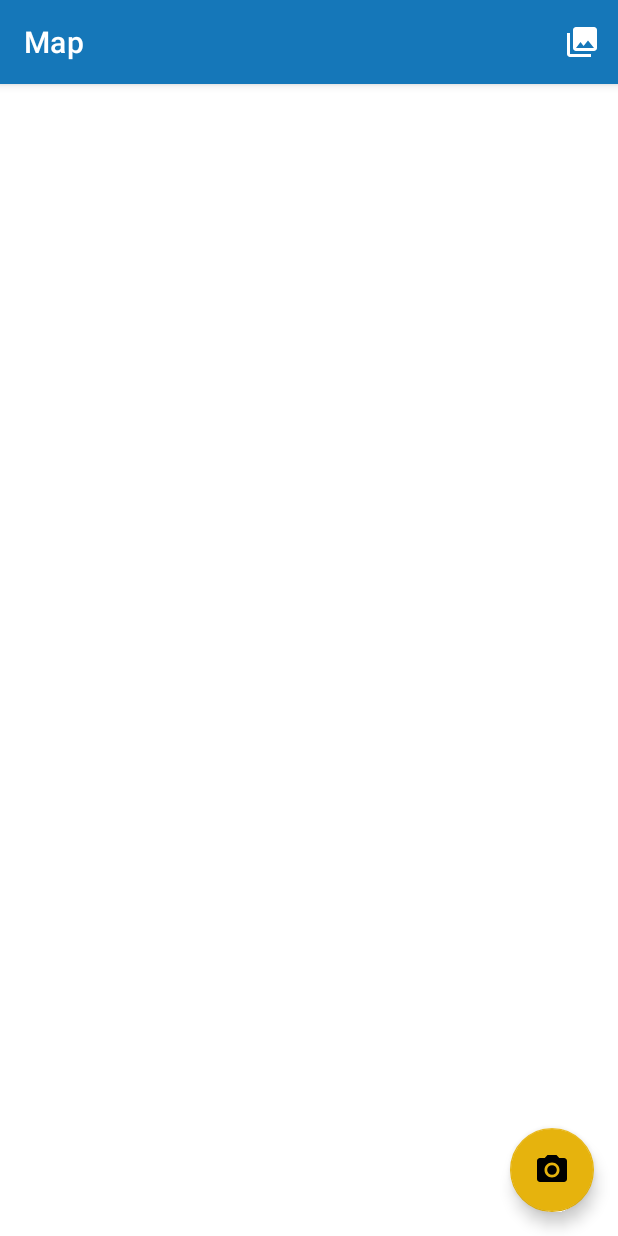
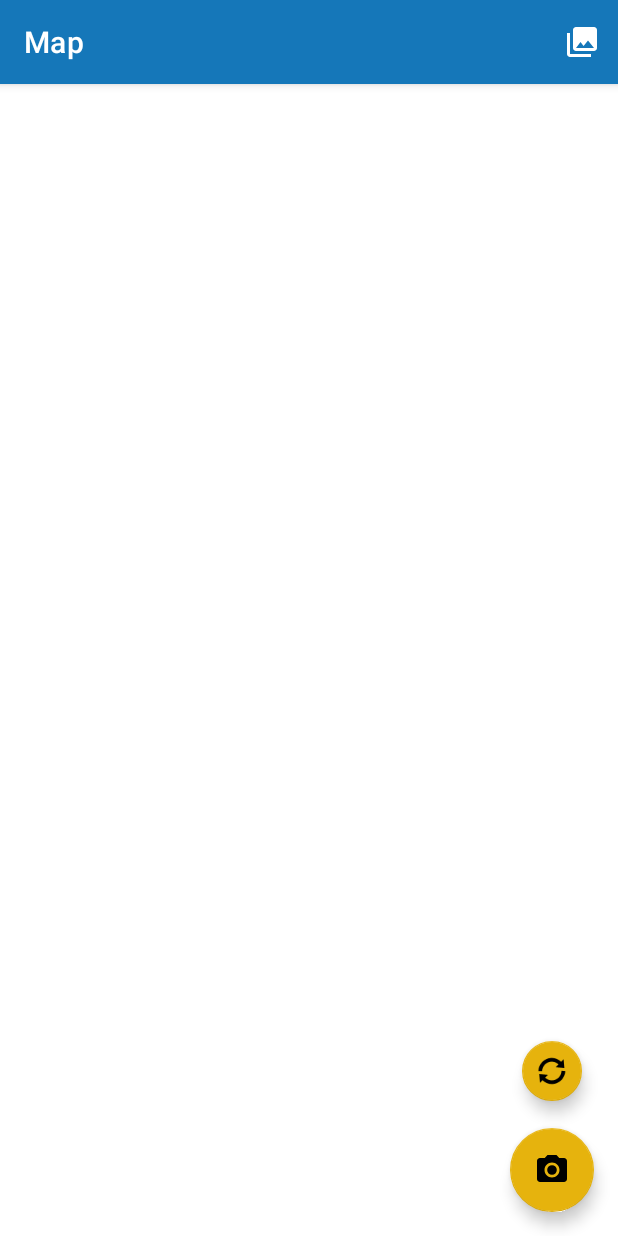
Before and after one commit to dmccardle/PhotoTrek, an Android app: the screen it shows after launch (MapActivity), on a phone screen of 412 x 824 dp. Run offline under Robolectric (Android 15) with nearby library versions, the phone set to English and light mode, and no system bars.

Commit message:
Added a refresh map FAB to the MapActivity and AlbumPhotoViewActivity

```diff
--- a/app/src/main/java/ca/unb/mobiledev/phototrek/MapActivity.java
+++ b/app/src/main/java/ca/unb/mobiledev/phototrek/MapActivity.java
@@ -69,6 +69,16 @@ public class MapActivity extends AppCompatActivity {
                 dispatchTakePictureIntent();
             }
         });
+
+        FloatingActionButton refreshFab = findViewById(R.id.fab_refresh_map);
+        refreshFab.setOnClickListener(new View.OnClickListener() {
+            @Override
+            public void onClick(View view) {
+                finish();
+                startActivity(getIntent());
+            }
+        });
+
         initializeMap();
 
         int PERMISSION_ALL = 1;
--- a/app/src/main/res/layout/activity_maps.xml
+++ b/app/src/main/res/layout/activity_maps.xml
@@ -30,6 +30,20 @@
         app:fabSize="auto"
         app:srcCompat="@drawable/ic_camera" />
 
+    <com.google.android.material.floatingactionbutton.FloatingActionButton
+        android:id="@+id/fab_refresh_map"
+        android:layout_width="wrap_content"
+        android:layout_height="wrap_content"
+        android:layout_gravity="bottom|end"
+        android:layout_marginBottom="90dp"
+        android:layout_marginEnd="24dp"
+        android:layout_marginLeft="0dp"
+        android:layout_marginRight="0dp"
+        android:layout_marginStart="0dp"
+        android:layout_marginTop="0dp"
+        app:fabSize="mini"
+        app:srcCompat="@android:drawable/ic_popup_sync" />
+
     <include
         layout="@layout/content_maps"
         android:layout_width="match_parent"
```
Also changed, not shown: app/src/main/java/ca/unb/mobiledev/phototrek/AlbumPhotoViewActivity.java (+9 -0 lines), app/src/main/res/layout/activity_photo_list.xml (+14 -0 lines).
